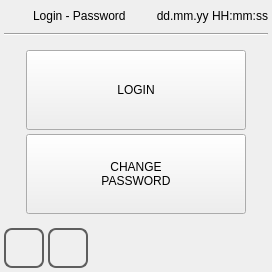
Before: the Qt Designer form qt_library/ATCMsystem/set_password.ui in MECTsrl/mect_plugins, drawn with Qt 5.
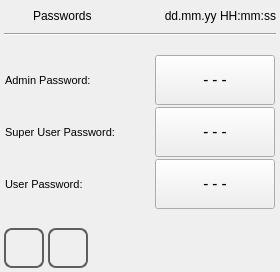
After: the same form once the commit is applied. Icons and pictures are not drawn.

Commit message: Feature #648 New page [set_password] (W.I.P.)

What changed in the file:
```diff
--- a/qt_library/ATCMsystem/set_password.ui
+++ b/qt_library/ATCMsystem/set_password.ui
@@ -6,7 +6,7 @@
    <rect>
     <x>0</x>
     <y>0</y>
-    <width>272</width>
+    <width>280</width>
     <height>272</height>
    </rect>
   </property>
@@ -77,7 +77,7 @@
         <enum>Qt::NoFocus</enum>
        </property>
        <property name="text">
-        <string>Login - Password</string>
+        <string>Passwords</string>
        </property>
       </widget>
      </item>
@@ -137,86 +137,191 @@
    </item>
    <item>
     <layout class="QGridLayout" name="gridLayout">
+     <property name="horizontalSpacing">
+      <number>0</number>
+     </property>
+     <property name="verticalSpacing">
+      <number>2</number>
+     </property>
      <property name="leftMargin">
       <number>0</number>
      </property>
      <property name="rightMargin">
       <number>0</number>
      </property>
-     <property name="spacing">
-      <number>4</number>
-     </property>
+     <item row="4" column="2">
+      <widget class="QPushButton" name="pushButtonUser">
+       <property name="minimumSize">
+        <size>
+         <width>120</width>
+         <height>50</height>
+        </size>
+       </property>
+       <property name="maximumSize">
+        <size>
+         <width>16777215</width>
+         <height>120</height>
+        </size>
+       </property>
+       <property name="font">
+        <font>
+         <family>DejaVu Sans Mono</family>
+         <pointsize>11</pointsize>
+         <weight>50</weight>
+         <italic>false</italic>
+         <bold>false</bold>
+        </font>
+       </property>
+       <property name="focusPolicy">
+        <enum>Qt::NoFocus</enum>
+       </property>
+       <property name="text">
+        <string>---</string>
+       </property>
+      </widget>
+     </item>
+     <item row="2" column="1">
+      <widget class="QLabel" name="labelSuper">
+       <property name="minimumSize">
+        <size>
+         <width>150</width>
+         <height>0</height>
+        </size>
+       </property>
+       <property name="font">
+        <font>
+         <pointsize>8</pointsize>
+        </font>
+       </property>
+       <property name="text">
+        <string>Super User Password:</string>
+       </property>
+      </widget>
+     </item>
      <item row="0" column="1">
-      <widget class="QPushButton" name="pushButtonLogin">
+      <widget class="QLabel" name="labelAdmin">
        <property name="minimumSize">
         <size>
-         <width>220</width>
-         <height>80</height>
+         <width>150</width>
+         <height>0</height>
         </size>
        </property>
+       <property name="font">
+        <font>
+         <pointsize>8</pointsize>
+        </font>
+       </property>
+       <property name="text">
+        <string>Admin Password:</string>
+       </property>
+      </widget>
+     </item>
+     <item row="0" column="2">
+      <widget class="QPushButton" name="pushButtonAdmin">
+       <property name="minimumSize">
+        <size>
+         <width>120</width>
+         <height>50</height>
+        </size>
+       </property>
        <property name="maximumSize">
         <size>
          <width>16777215</width>
-         <height>200</height>
+         <height>120</height>
         </size>
        </property>
+       <property name="font">
+        <font>
+         <family>DejaVu Sans Mono</family>
+         <pointsize>11</pointsize>
+         <weight>50</weight>
+         <italic>false</italic>
+         <bold>false</bold>
+        </font>
+       </property>
        <property name="focusPolicy">
         <enum>Qt::NoFocus</enum>
        </property>
        <property name="text">
-        <string>LOGIN</string>
+        <string>---</string>
        </property>
       </widget>
      </item>
-     <item row="1" column="1">
-      <widget class="QPushButton" name="pushButtonPasswords">
+     <item row="2" column="2">
+      <widget class="QPushButton" name="pushButtonSuper">
        <property name="minimumSize">
         <size>
-         <width>220</width>
-         <height>80</height>
+         <width>120</width>
+         <height>50</height>
         </size>
        </property>
        <property name="maximumSize">
         <size>
          <width>16777215</width>
-         <height>200</height>
+         <height>120</height>
         </size>
        </property>
+       <property name="font">
+        <font>
+         <family>DejaVu Sans Mono</family>
+         <pointsize>11</pointsize>
+         <weight>50</weight>
+         <italic>false</italic>
+         <bold>false</bold>
+        </font>
+       </property>
        <property name="focusPolicy">
         <enum>Qt::NoFocus</enum>
        </property>
        <property name="text">
-        <string>CHANGE
-PASSWORD</string>
+        <string>---</string>
        </property>
       </widget>
      </item>
-     <item row="1" column="2">
+     <item row="2" column="3">
       <spacer name="horizontalSpacer_3">
        <property name="orientation">
         <enum>Qt::Horizontal</enum>
        </property>
        <property name="sizeHint" stdset="0">
         <size>
-         <width>40</width>
+         <width>1</width>
          <height>20</height>
         </size>
        </property>
       </spacer>
      </item>
-     <item row="1" column="0">
+     <item row="2" column="0">
       <spacer name="horizontalSpacer">
        <property name="orientation">
         <enum>Qt::Horizontal</enum>
        </property>
        <property name="sizeHint" stdset="0">
         <size>
-         <width>40</width>
+         <width>1</width>
          <height>20</height>
         </size>
        </property>
       </spacer>
      </item>
+     <item row="4" column="1">
+      <widget class="QLabel" name="labelUser">
+       <property name="minimumSize">
+        <size>
+         <width>150</width>
+         <height>0</height>
+        </size>
+       </property>
+       <property name="font">
+        <font>
+         <pointsize>8</pointsize>
+        </font>
+       </property>
+       <property name="text">
+        <string>User Password:</string>
+       </property>
+      </widget>
+     </item>
     </layout>
    </item>
    <item>
```
Left out of the diff: 2 changed lines with no effect on the pictures. The commit also changes 2 other files.
